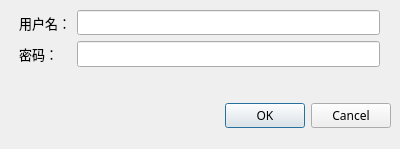
First picture: the form in logindialog.ui, repository Dalizi/option_calculator, before the edit.
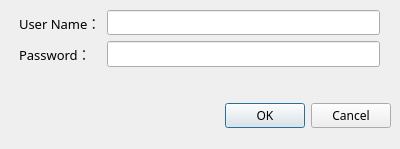
Second picture: the form after the edit.

What changed in the file:
```diff
--- a/logindialog.ui
+++ b/logindialog.ui
@@ -59,7 +59,7 @@
        <string notr="true">font: 10pt &quot;WenQuanYi Micro Hei&quot;;</string>
       </property>
       <property name="text">
-       <string>用户名：</string>
+       <string>User Name：</string>
       </property>
       <property name="textFormat">
        <enum>Qt::AutoText</enum>
@@ -84,7 +84,7 @@
        <string notr="true">font: 10pt &quot;WenQuanYi Micro Hei&quot;;</string>
       </property>
       <property name="text">
-       <string comment="测试">密码：</string>
+       <string comment="测试">Password：</string>
       </property>
       <property name="scaledContents">
        <bool>true</bool>
```
